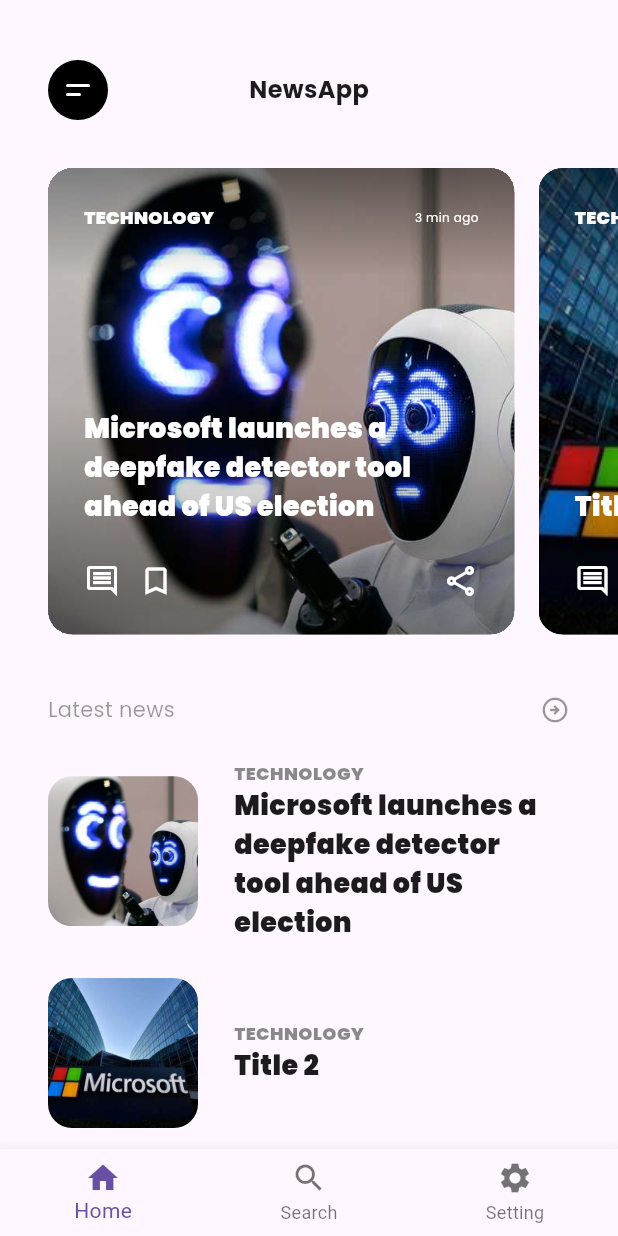
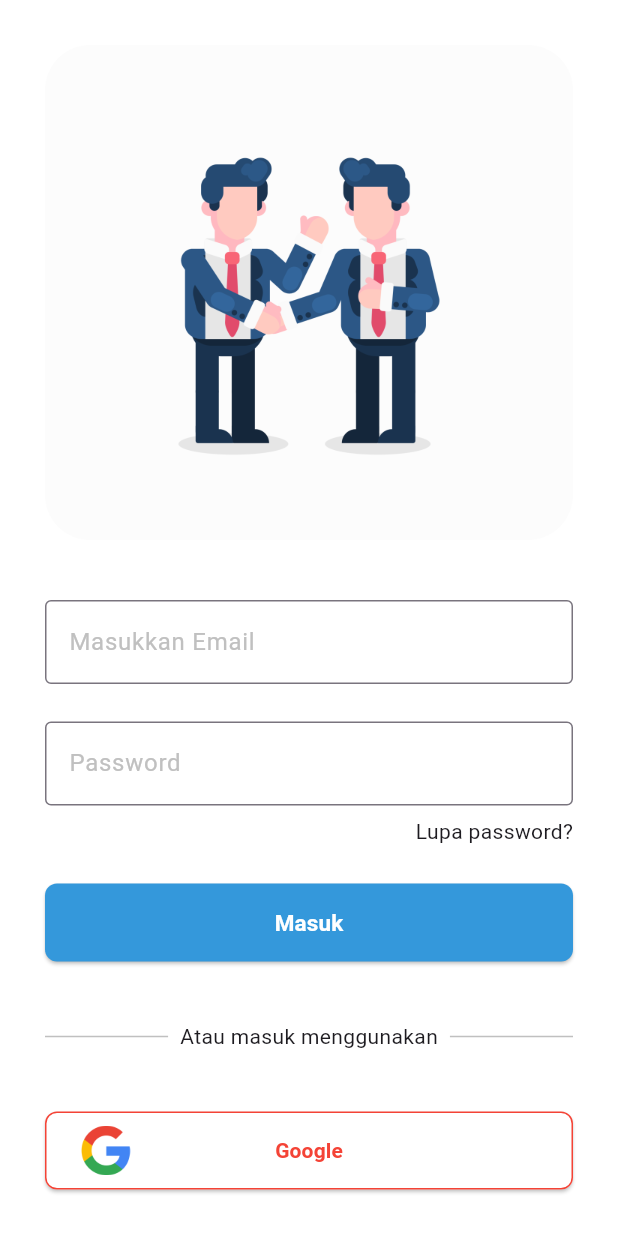
Before and after one commit to DodyDharma440/BootcampFlutter, a Flutter app: the screen it shows after launch, after a tap on "Masuk", on a phone screen of 412 x 824 dp. Run offline on Flutter 3.47's test engine with Material 3 defaults, Android fonts, the phone set to English and light mode, and no system bars; our stand-ins replace dio, firebase_auth, firebase_core, google_fonts; accounts and stored records are empty; Roboto replaces fonts that are missing (Arimo).

Commit message:
finish tugas 12

```diff
--- /dev/null
+++ b/sanberappflutter/lib/auth/pages/sign_in.dart
@@ -0,0 +1,229 @@
+import 'package:firebase_auth/firebase_auth.dart';
+import 'package:flutter/material.dart';
+import 'package:sanberappflutter/components/button.dart';
+import 'package:sanberappflutter/components/custom_text_form_field.dart';
+
+class SignIn extends StatefulWidget {
+  const SignIn({super.key});
+
+  @override
+  State<SignIn> createState() => _SignInState();
+}
+
+class _SignInState extends State<SignIn> {
+  final emailControl = TextEditingController();
+  final passControl = TextEditingController();
+
+  bool isLoading = false;
+
+  void _handleSubmit() async {
+    List<String> validationMessage = [];
+
+    if (emailControl.text.isEmpty) validationMessage.add("Email harus diisi");
+    if (passControl.text.isEmpty) validationMessage.add("Password harus diisi");
+
+    if (validationMessage.isNotEmpty) {
+      showDialog(
+        context: context,
+        builder: (BuildContext context) {
+          return AlertDialog(
+            title: const Text('Error validasi'),
+            content: SingleChildScrollView(
+              child: ListBody(
+                children: List.generate(
+                  validationMessage.length,
+                  (index) => Text(validationMessage[index]),
+                ),
+              ),
+            ),
+            actions: [
+              TextButton(
+                child: const Text('Tutup'),
+                onPressed: () {
+                  Navigator.of(context).pop();
+                },
+              ),
+            ],
+          );
+        },
+      );
+      return;
+    }
+
+    setState(() {
+      isLoading = true;
+    });
+
+    try {
+      await FirebaseAuth.instance.signInWithEmailAndPassword(
+        email: emailControl.text,
+        password: passControl.text,
+      );
+      if (!mounted) return;
+      Navigator.pushNamed(context, "/main");
+    } on FirebaseAuthException catch (e) {
+      var message = "";
+      if (e.code == 'user-not-found') {
+        message = 'User tidak ditemukan.';
+      } else if (e.code == 'wrong-password') {
+        message = 'Password salah.';
+      }
+
+      setState(() {
+        isLoading = false;
+      });
+
+      showDialog(
+        context: context,
+        builder: (BuildContext context) {
+          return AlertDialog(
+            title: const Text('Error'),
+            content: Text(message),
+            actions: [
+              TextButton(
+                child: const Text('Tutup'),
+                onPressed: () {
+                  Navigator.of(context).pop();
+                },
+              ),
+            ],
+          );
+        },
+      );
+    }
+  }
+
+  @override
+  Widget build(BuildContext context) {
+    return Scaffold(
+      backgroundColor: Colors.white,
+      body: SafeArea(
+        child: ListView(
+          padding: const EdgeInsets.all(30),
+          children: [
+            Center(
+              child: Container(
+                width: 352,
+                height: 330,
+                decoration: const BoxDecoration(
+                  image: DecorationImage(
+                    image: AssetImage("assets/sign-in.png"),
+                  ),
+                ),
+              ),
+            ),
+            const SizedBox(height: 40),
+            CustomTextFormField(
+              label: "Masukkan Email",
+              controller: emailControl,
+            ),
+            CustomTextFormField(
+              label: "Password",
+              withBottomSpacer: false,
+              controller: passControl,
+            ),
+            const SizedBox(height: 7),
+            const Row(
+              children: [Spacer(), Text("Lupa password?")],
+            ),
+            const SizedBox(height: 25),
+            isLoading
+                ? const SizedBox(
+                    height: 52,
+                    child: Center(
+                      child: CircularProgressIndicator(
+                        color: Colors.blue,
+                      ),
+                    ),
+                  )
+                : Button(
+                    text: "Masuk",
+                    onPressed: () {
+                      _handleSubmit();
+                    },
+                  ),
+            const SizedBox(height: 40),
+            const Row(
+              children: [
+                Expanded(
+                  child: Divider(
+                    color: Color(0xffc0c0c0),
+                    height: 3,
+                  ),
+                ),
+                Padding(
+                  padding: EdgeInsets.symmetric(horizontal: 8),
+                  child: Text("Atau masuk menggunakan"),
+                ),
+                Expanded(
+                  child: Divider(
+                    color: Color(0xffc0c0c0),
+                    height: 3,
+                  ),
+                ),
+              ],
+            ),
+            const SizedBox(height: 40),
+            Material(
+              color: Colors.white,
+              child: SizedBox(
+                height: 52,
+                child: ElevatedButton(
+                    onPressed: () {},
+                    style: ElevatedButton.styleFrom(
+                      surfaceTintColor: Colors.white,
+                      shape: RoundedRectangleBorder(
+                        side: const BorderSide(color: Colors.red),
+                        borderRadius: BorderRadius.circular(8),
+                      ),
+                      backgroundColor: Colors.white,
+                    ),
+                    child: Row(
+                      mainAxisAlignment: MainAxisAlignment.spaceBetween,
+                      children: [
+                        Container(
+                          width: 33,
+                          height: 33,
+                          decoration: const BoxDecoration(
+                            image: DecorationImage(
+                              image: AssetImage("assets/icons/google.png"),
+                            ),
+                          ),
+                        ),
+                        const Text(
+                          "Google",
+                          style: TextStyle(
+                            color: Colors.red,
+                            fontWeight: FontWeight.bold,
+                          ),
+                        ),
+                        const SizedBox(width: 33),
+                      ],
+                    )),
+              ),
+            ),
+            const SizedBox(height: 49),
+            Row(
+              mainAxisAlignment: MainAxisAlignment.center,
+              children: [
+                const Text("Belum punya akun?"),
+                InkWell(
+                  onTap: () {
+                    Navigator.pushNamed(context, "/sign-up");
+                  },
+                  child: const Text(
+                    " Mendaftar",
+                    style: TextStyle(
+                      color: Color(0xff349D8B),
+                    ),
+                  ),
+                ),
+                const Text(" sekarang")
+              ],
+            )
+          ],
+        ),
+      ),
+    );
+  }
+}
--- a/sanberappflutter/lib/components/button.dart
+++ b/sanberappflutter/lib/components/button.dart
@@ -8,11 +8,12 @@ class Button extends StatelessWidget {
   final VoidCallback onPressed;
   final ButtonVariant variant;
 
-  const Button(
-      {super.key,
-      required this.text,
-      required this.onPressed,
-      this.variant = ButtonVariant.filled});
+  const Button({
+    super.key,
+    required this.text,
+    required this.onPressed,
+    this.variant = ButtonVariant.filled,
+  });
 
   Map<String, dynamic> getStyles() {
     switch (variant) {
--- /dev/null
+++ b/sanberappflutter/lib/components/custom_text_form_field.dart
@@ -0,0 +1,35 @@
+import 'package:flutter/material.dart';
+
+class CustomTextFormField extends StatelessWidget {
+  final String label;
+  final bool withBottomSpacer;
+  final TextEditingController controller;
+
+  const CustomTextFormField({
+    super.key,
+    required this.label,
+    this.withBottomSpacer = true,
+    required this.controller,
+  });
+
+  @override
+  Widget build(BuildContext context) {
+    return Padding(
+      padding: EdgeInsets.only(bottom: withBottomSpacer ? 25 : 0),
+      child: TextFormField(
+        controller: controller,
+        decoration: InputDecoration(
+          label: Text(
+            label,
+            style: const TextStyle(color: Color(0xffc0c0c0)),
+          ),
+          border: const OutlineInputBorder(
+            borderSide: BorderSide(
+              color: Color(0xffc0c0c0),
+            ),
+          ),
+        ),
+      ),
+    );
+  }
+}
--- a/sanberappflutter/lib/get_started.dart
+++ b/sanberappflutter/lib/get_started.dart
@@ -45,7 +45,7 @@ class GetStartedPage extends StatelessWidget {
               Button(
                 text: "Masuk",
                 onPressed: () {
-                  Navigator.pushReplacementNamed(context, "/main");
+                  Navigator.pushReplacementNamed(context, "/sign-in");
                 },
               ),
               const SizedBox(
@@ -53,7 +53,9 @@ class GetStartedPage extends StatelessWidget {
               ),
               Button(
                 text: "Mendaftar",
-                onPressed: () {},
+                onPressed: () {
+                  Navigator.pushNamed(context, "/sign-up");
+                },
                 variant: ButtonVariant.outline,
               ),
               const Spacer(),
--- a/sanberappflutter/lib/routes/routes.dart
+++ b/sanberappflutter/lib/routes/routes.dart
@@ -1,4 +1,6 @@
 import 'package:flutter/material.dart';
+import 'package:sanberappflutter/auth/pages/sign_in.dart';
+import 'package:sanberappflutter/auth/pages/sign_up.dart';
 import 'package:sanberappflutter/bottom_nav.dart';
 import 'package:sanberappflutter/get_started.dart';
 
@@ -6,5 +8,7 @@ class Routes {
   static Map<String, WidgetBuilder> routeList = {
     '/': (context) => const GetStartedPage(),
     '/main': (context) => const BottomNav(),
+    '/sign-up': (context) => const SignUp(),
+    '/sign-in': (context) => const SignIn(),
   };
 }
--- a/sanberappflutter/pubspec.yaml
+++ b/sanberappflutter/pubspec.yaml
@@ -37,6 +37,7 @@ dependencies:
   google_fonts: ^6.2.1
   dio: ^5.7.0
   firebase_core: ^3.8.1
+  firebase_auth: ^5.3.4
 
 dev_dependencies:
   flutter_test:
```
Also changed, not shown: sanberappflutter/lib/auth/pages/sign_up.dart (added, +237 -0 lines), sanberappflutter/assets/icons/google.png (added), sanberappflutter/assets/sign-in.png (added), sanberappflutter/assets/sign-up.png (added), sanberappflutter/pubspec.lock, 3 other files.
